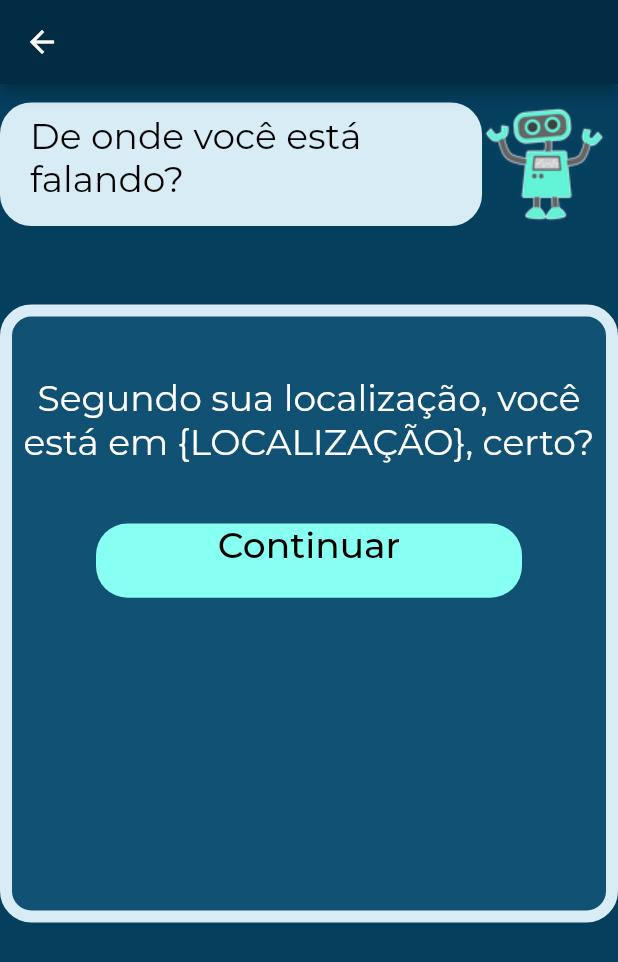
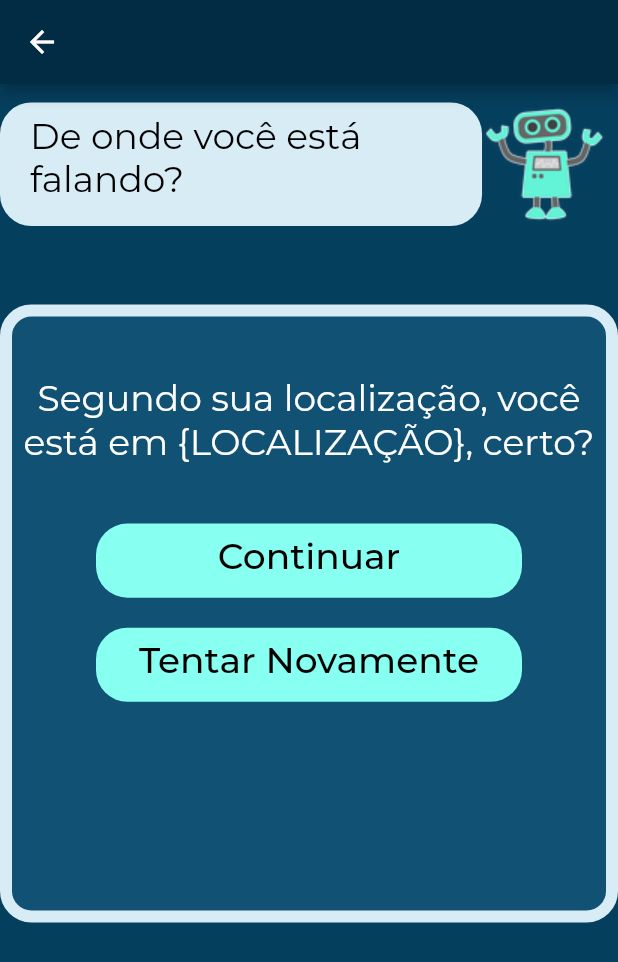
Before and after one commit to victornassif/mpsp_virtual_assistant, a Flutter app: the LocationView screen opened directly, on a phone screen of 412 x 824 dp. Shown: the top 962 px of the screen. Run offline on Flutter 3.47's test engine with Material 2 defaults, Android fonts, the phone set to English and light mode, and no system bars; project files that could hold a hidden picture were left out.

Commit message:
Ajuste tamanho do botao

```diff
--- a/lib/views/location.view.dart
+++ b/lib/views/location.view.dart
@@ -65,7 +65,7 @@ class _LocationViewState extends State<LocationView> {
                   ),
                 ),
                 Padding(
-                  padding: EdgeInsets.all(40),
+                  padding: EdgeInsets.fromLTRB(40, 40, 40, 20),
                   child: FlatButton(
                       onPressed: () {},
                       child: Container(
@@ -75,10 +75,34 @@ class _LocationViewState extends State<LocationView> {
                           color: Theme.of(context).accentColor,
                           borderRadius: BorderRadius.circular(21),
                         ),
-                        child: Text(
-                          'Continuar',
-                          textAlign: TextAlign.center,
-                          style: TextStyle(color: Colors.black, fontSize: 24),
+                        child: Padding(
+                          padding: const EdgeInsets.only(top: 7),
+                          child: Text(
+                            'Continuar',
+                            textAlign: TextAlign.center,
+                            style: TextStyle(color: Colors.black, fontSize: 24),
+                          ),
+                        ),
+                      )),
+                ),
+                Padding(
+                  padding: EdgeInsets.fromLTRB(40, 0, 40, 40),
+                  child: FlatButton(
+                      onPressed: () {},
+                      child: Container(
+                        height: MediaQuery.of(context).size.height * 0.06,
+                        width: MediaQuery.of(context).size.width,
+                        decoration: BoxDecoration(
+                          color: Theme.of(context).accentColor,
+                          borderRadius: BorderRadius.circular(21),
+                        ),
+                        child: Padding(
+                          padding: const EdgeInsets.only(top: 7),
+                          child: Text(
+                            'Tentar Novamente',
+                            textAlign: TextAlign.center,
+                            style: TextStyle(color: Colors.black, fontSize: 24),
+                          ),
                         ),
                       )),
                 )
```
